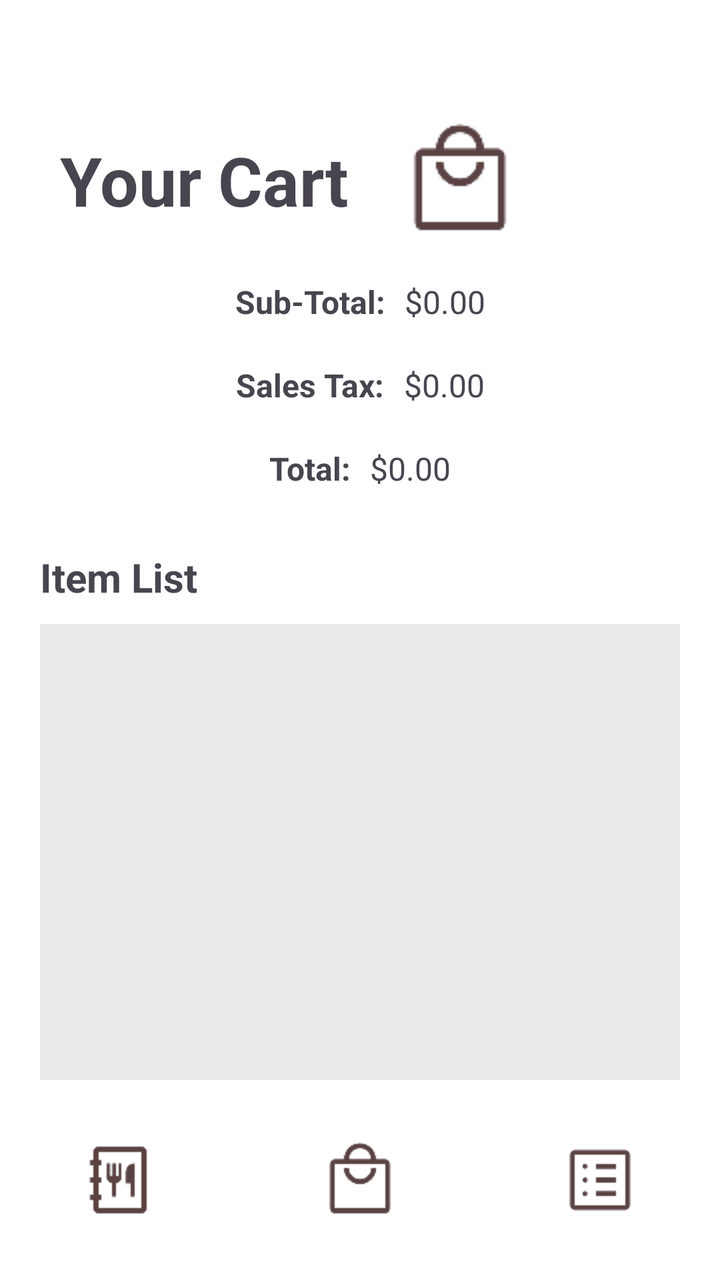
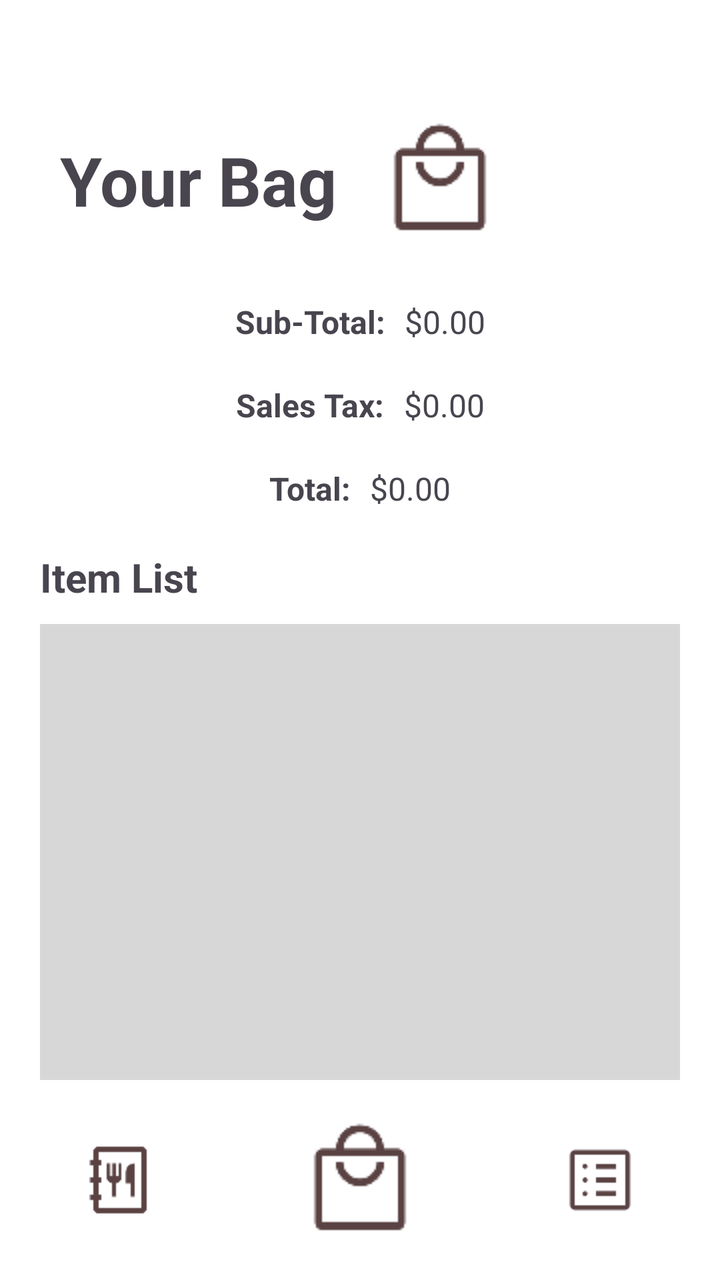

An Android layout rendered at two revisions. The XML below is the earlier revision; the diff shows what the commit changed to produce the second picture.
<!-- AndroidManifest.xml: application theme Theme.Software_Meth_5 -->
<!-- res/layout/activity_bag.xml -->
<?xml version="1.0" encoding="utf-8"?>
<androidx.constraintlayout.widget.ConstraintLayout xmlns:android="http://schemas.android.com/apk/res/android"
    xmlns:app="http://schemas.android.com/apk/res-auto"
    xmlns:tools="http://schemas.android.com/tools"
    android:layout_width="match_parent"
    android:layout_height="match_parent">

    <LinearLayout
        android:layout_width="match_parent"
        android:layout_height="wrap_content"
        android:background="#FFFFFF"
        android:orientation="vertical">

        <LinearLayout
            android:layout_width="match_parent"
            android:layout_height="match_parent"
            android:layout_marginTop="60dp"
            android:orientation="horizontal">

            <TextView
                android:id="@+id/textView8"
                android:layout_width="170dp"
                android:layout_height="wrap_content"
                android:layout_gravity="center_vertical"
                android:layout_marginLeft="30dp"
                android:text="Your Cart"
                android:textSize="34sp"
                android:textStyle="bold" />

            <ImageView
                android:id="@+id/imageView2"
                android:layout_width="60dp"
                android:layout_height="60dp"
                android:scaleType="centerCrop"
                app:srcCompat="@drawable/cart" />
        </LinearLayout>

        <LinearLayout
            android:layout_width="match_parent"
            android:layout_height="match_parent"
            android:layout_marginLeft="20dp"
            android:layout_marginRight="20dp"
            android:gravity="center"
            android:orientation="vertical">

            <LinearLayout
                android:layout_width="match_parent"
                android:layout_height="match_parent"
                android:layout_weight="1">

                <TextView
                    android:id="@+id/textView9"
                    android:layout_width="wrap_content"
                    android:layout_height="wrap_content"
                    android:layout_marginTop="20dp"
                    android:layout_marginRight="10dp"
                    android:layout_marginBottom="10dp"
                    android:layout_weight="1"
                    android:gravity="right"
                    android:text="Sub-Total:"
                    android:textSize="16sp"
                    android:textStyle="bold" />

                <TextView
                    android:id="@+id/textView10"
                    android:layout_width="wrap_content"
                    android:layout_height="wrap_content"
                    android:layout_marginTop="20dp"
                    android:layout_marginBottom="10dp"
                    android:layout_weight="1"
                    android:text="$0.00"
                    android:textSize="16sp" />
            </LinearLayout>

            <LinearLayout
                android:layout_width="match_parent"
                android:layout_height="match_parent"
                android:layout_weight="1"
                android:orientation="horizontal">

                <TextView
                    android:id="@+id/textView11"
                    android:layout_width="wrap_content"
                    android:layout_height="wrap_content"
                    android:layout_marginTop="10dp"
                    android:layout_marginRight="10dp"
                    android:layout_marginBottom="10dp"
                    android:layout_weight="1"
                    android:gravity="right"
                    android:text="Sales Tax:"
                    android:textSize="16sp"
                    android:textStyle="bold" />

                <TextView
                    android:id="@+id/textView12"
                    android:layout_width="wrap_content"
                    android:layout_height="wrap_content"
                    android:layout_marginTop="10dp"
                    android:layout_marginBottom="10dp"
                    android:layout_weight="1"
                    android:text="$0.00"
                    android:textSize="16sp" />
            </LinearLayout>

            <LinearLayout
                android:layout_width="match_parent"
                android:layout_height="match_parent"
                android:layout_weight="1"
                android:orientation="horizontal">

                <TextView
                    android:id="@+id/textView13"
                    android:layout_width="wrap_content"
                    android:layout_height="wrap_content"
                    android:layout_marginTop="10dp"
                    android:layout_marginRight="10dp"
                    android:layout_marginBottom="10dp"
                    android:layout_weight="1"
                    android:gravity="right"
                    android:text="Total:"
                    android:textSize="16sp"
                    android:textStyle="bold" />

                <TextView
                    android:id="@+id/textView14"
                    android:layout_width="wrap_content"
                    android:layout_height="wrap_content"
                    android:layout_marginTop="10dp"
                    android:layout_marginBottom="10dp"
                    android:layout_weight="1"
                    android:text="$0.00"
                    android:textSize="16sp" />
            </LinearLayout>

        </LinearLayout>

        <TextView
            android:id="@+id/textView15"
            android:layout_width="match_parent"
            android:layout_height="wrap_content"
            android:layout_marginLeft="20dp"
            android:layout_marginTop="20dp"
            android:layout_marginBottom="10dp"
            android:text="Item List"
            android:textSize="20sp"
            android:textStyle="bold" />

        <ScrollView
            android:layout_width="match_parent"
            android:layout_height="451dp"
            android:layout_marginLeft="20dp"
            android:layout_marginRight="20dp"
            android:layout_weight="1"
            android:background="#EBEBEB">

            <ListView
                android:layout_width="match_parent"
                android:layout_height="match_parent"
                android:layout_weight="1" />
        </ScrollView>

    </LinearLayout>

    <com.google.android.material.bottomnavigation.BottomNavigationView
        android:id="@+id/bottomNav"
        android:layout_width="match_parent"
        android:layout_height="100dp"
        android:background="#FFFFFF"
        android:visibility="visible"
        app:elevation="15dp"
        app:layout_constraintBottom_toBottomOf="parent"
        app:layout_constraintEnd_toEndOf="parent"
        app:layout_constraintStart_toStartOf="parent">

        <LinearLayout
            android:layout_width="match_parent"
            android:layout_height="100dp"
            android:background="#FFFFFF"
            android:elevation="10dp"
            android:gravity="center"
            android:orientation="horizontal"
            android:padding="10dp">

            <ImageView
                android:id="@+id/menuIcon"
                android:layout_width="wrap_content"
                android:layout_height="wrap_content"
                android:layout_marginRight="20dp"
                android:background="#FFFFFF"
                android:contentDescription="Menu"
                android:padding="20dp"
                app:srcCompat="@drawable/menu" />

            <ImageView
                android:id="@+id/bagIcon"
                android:layout_width="wrap_content"
                android:layout_height="wrap_content"
                android:contentDescription="Bag"
                android:padding="20dp"
                app:srcCompat="@drawable/cart" />

            <ImageView
                android:id="@+id/orderIcon"
                android:layout_width="wrap_content"
                android:layout_height="wrap_content"
                android:layout_marginLeft="20dp"
                android:contentDescription="Orders"
                android:padding="20dp"
                app:srcCompat="@drawable/order" />
        </LinearLayout>

    </com.google.android.material.bottomnavigation.BottomNavigationView>
</androidx.constraintlayout.widget.ConstraintLayout>
<!-- resources referenced by this layout -->
<resources>
  <!-- drawable cart: png bitmap (drawable, 1204 bytes) -->
  <!-- drawable menu: png bitmap (drawable, 811 bytes) -->
  <!-- drawable order: png bitmap (drawable, 701 bytes) -->
  <style name="Theme.Software_Meth_5" parent="Base.Theme.Software_Meth_5" />
  <style name="Base.Theme.Software_Meth_5" parent="Theme.Material3.DayNight.NoActionBar">
          
          
      </style>
</resources>

<!-- the commit's change to res/layout/activity_bag.xml (unified diff, before → after) -->
@@ -3,7 +3,8 @@
     xmlns:app="http://schemas.android.com/apk/res-auto"
     xmlns:tools="http://schemas.android.com/tools"
     android:layout_width="match_parent"
-    android:layout_height="match_parent">
+    android:layout_height="match_parent"
+    android:background="#FFFFFF">
 
     <LinearLayout
         android:layout_width="match_parent"
@@ -19,11 +20,11 @@
 
             <TextView
                 android:id="@+id/textView8"
-                android:layout_width="170dp"
+                android:layout_width="160dp"
                 android:layout_height="wrap_content"
                 android:layout_gravity="center_vertical"
                 android:layout_marginLeft="30dp"
-                android:text="Your Cart"
+                android:text="Your Bag"
                 android:textSize="34sp"
                 android:textStyle="bold" />
 
@@ -39,6 +40,7 @@
             android:layout_width="match_parent"
             android:layout_height="match_parent"
             android:layout_marginLeft="20dp"
+            android:layout_marginTop="10dp"
             android:layout_marginRight="20dp"
             android:gravity="center"
             android:orientation="vertical">
@@ -139,7 +141,7 @@
             android:layout_width="match_parent"
             android:layout_height="wrap_content"
             android:layout_marginLeft="20dp"
-            android:layout_marginTop="20dp"
+            android:layout_marginTop="10dp"
             android:layout_marginBottom="10dp"
             android:text="Item List"
             android:textSize="20sp"
@@ -147,17 +149,43 @@
 
         <ScrollView
             android:layout_width="match_parent"
-            android:layout_height="451dp"
+            android:layout_height="369dp"
             android:layout_marginLeft="20dp"
             android:layout_marginRight="20dp"
             android:layout_weight="1"
-            android:background="#EBEBEB">
+            android:background="#D7D7D7">
 
             <ListView
                 android:layout_width="match_parent"
                 android:layout_height="match_parent"
                 android:layout_weight="1" />
         </ScrollView>
+
+        <LinearLayout
+            android:layout_width="match_parent"
+            android:layout_height="match_parent"
+            android:layout_marginTop="20dp"
+            android:orientation="horizontal">
+
+            <Button
+                android:id="@+id/button2"
+                android:layout_width="wrap_content"
+                android:layout_height="wrap_content"
+                android:layout_marginLeft="20dp"
+                android:layout_marginRight="10dp"
+                android:layout_weight="1"
+                android:backgroundTint="#993D3D"
+                android:text="Delete Selected" />
+
+            <Button
+                android:id="@+id/button3"
+                android:layout_width="wrap_content"
+                android:layout_height="wrap_content"
+                android:layout_marginLeft="20dp"
+                android:layout_marginRight="20dp"
+                android:layout_weight="1"
+                android:text="Place Order" />
+        </LinearLayout>
 
     </LinearLayout>
 
@@ -194,7 +222,7 @@
             <ImageView
                 android:id="@+id/bagIcon"
                 android:layout_width="wrap_content"
-                android:layout_height="wrap_content"
+                android:layout_height="120dp"
                 android:contentDescription="Bag"
                 android:padding="20dp"
                 app:srcCompat="@drawable/cart" />
